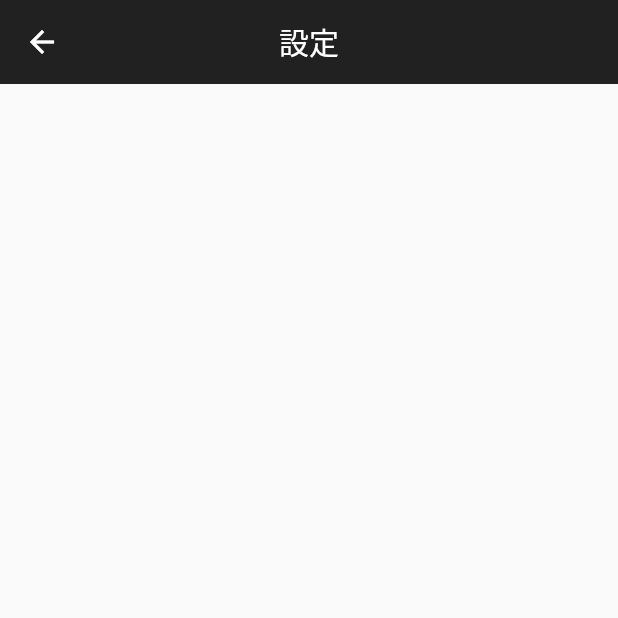
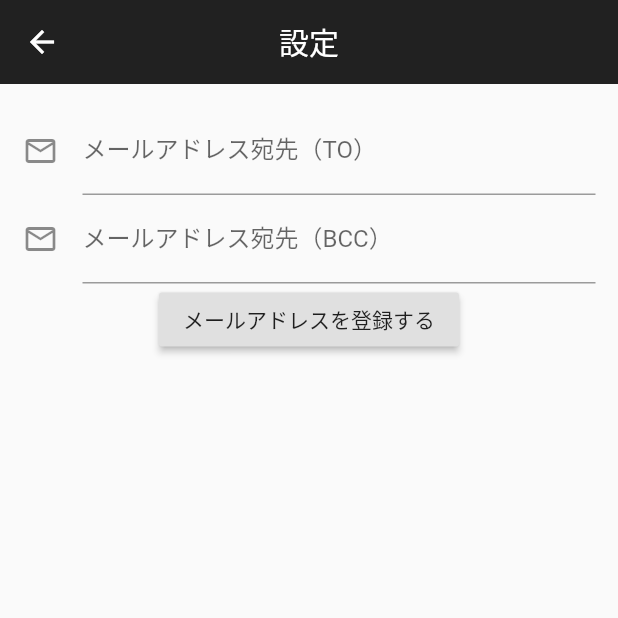
Before and after one commit to e-fumi-dev/attendance_app, a Flutter app: the screen it shows after launch, after a tap on the "settings" icon, on a phone screen of 412 x 824 dp, the top half of it. Run offline on Flutter 3.47's test engine with Material 2 defaults, Android fonts, the phone set to English and light mode, and no system bars; our stand-ins replace shared_preferences; missing offline and left inert: mailto.

Commit message:
メーラー起動時の設定内容をドロップダウンとファイルに保存しているアドレスから抽出するように修正

```diff
--- a/lib/main.dart
+++ b/lib/main.dart
@@ -3,7 +3,9 @@ import 'package:attendanceapp/main_model.dart';
 import 'package:flutter/foundation.dart';
 import 'package:flutter/material.dart';
 import 'package:provider/provider.dart';
+import 'package:shared_preferences/shared_preferences.dart';
 import 'package:url_launcher/url_launcher.dart';
+import 'package:mailto/mailto.dart';
 
 void main() {
   runApp(MyApp());
@@ -29,15 +31,12 @@ class MyHomePage extends StatefulWidget {
 }
 
 class _MyHomePageState extends State<MyHomePage> {
-  /*メーラー起動用設定
-  final Uri _emailLaunchUri = Uri(
-      scheme: 'mailto',
-      path: 'msfm0812@outlook.jp', //なにかローカルのファイルorＤＢに値を持っておく。（別画面で登録）
-      queryParameters: {
-        'subject': 'Example Subject & Symbols are allowed!',
-        'body': 'test'
-      });
-   */
+  Map<String, List<String>> _dropDownMenu = {
+    '野田太郎': [],
+    '野田次郎': [],
+    '野田三郎': []
+  };
+  String dropdownValue = '野田太郎';
 
   @override
   Widget build(BuildContext context) {
@@ -47,24 +46,35 @@ class _MyHomePageState extends State<MyHomePage> {
         appBar: Header(),
         body: Consumer<MainModel>(
           builder: (context, model, child) {
-            return Center(
+            return SingleChildScrollView(
+              child: Center(
                 child: Container(
                   padding: EdgeInsets.all(5),
                   child: Column(
                     crossAxisAlignment: CrossAxisAlignment.stretch,
                     children: <Widget>[
-                    TextField(
-                      decoration: InputDecoration(
-                        labelText: '氏名',
-                        hintText: '野田　太郎',
-                        icon: Icon(Icons.person),
+                      DropdownButton<String>(
+                        value: dropdownValue,
+                        icon: Icon(Icons.arrow_downward),
+                        iconSize: 30,
+                        elevation: 16,
+                        style: TextStyle(fontSize: 30, color: Colors.black87),
+                        underline: Container(
+                          height: 2,
+                          color: Colors.black26,
                         ),
-                      autocorrect: false,
-                      autofocus: false,
-                      keyboardType: TextInputType.text,
-                      onChanged: (text) {
-                        model.setMemberName(text);
+                        onChanged: (String newValue) {
+                          setState(() {
+                            dropdownValue = newValue;
+                          });
                         },
+                        items: _dropDownMenu.keys
+                            .map<DropdownMenuItem<String>>((String value) {
+                          return DropdownMenuItem<String>(
+                            value: value,
+                            child: Text(value),
+                          );
+                        }).toList(),
                       ),
                       Row(
                         children: <Widget>[
@@ -72,7 +82,7 @@ class _MyHomePageState extends State<MyHomePage> {
                             child: Container(
                               padding: EdgeInsets.all(10.0),
                               child: _buttonArea(Icons.wb_sunny, '出勤',
-                                Colors.blueAccent, model.memberName),
+                                  Colors.blueAccent, dropdownValue),
                             ),
                           ),
                           Expanded(
@@ -97,6 +107,7 @@ class _MyHomePageState extends State<MyHomePage> {
                     ],
                   ),
                 ),
+              ),
             );
           },
         ),
@@ -108,11 +119,6 @@ class _MyHomePageState extends State<MyHomePage> {
   // ボタン内の表示内容（アイコン、ラベル、ボタンカラー）
   Widget _buttonArea(
       IconData icon, String label, Color color, String subjectName) {
-    var email = 'test@example.com';
-    var subject = '';
-    var body = '';
-    var url = '';
-
     return RaisedButton.icon(
       icon: Icon(icon),
       label: Text(
@@ -124,12 +130,23 @@ class _MyHomePageState extends State<MyHomePage> {
       color: color,
       textColor: Colors.white,
       onPressed: () {
-        subject = '【勤怠連絡】';
-        subject = subject + subjectName;
-        body = label;
-        url = 'mailto:$email?subject=$subject&body=$body';
-        launch(url);
+        funcOpenMailComposer(label, subjectName);
       },
     );
   }
+
+  // メーラー起動メソッド
+  void funcOpenMailComposer(String label, String subjectName) async {
+    List<String> addressList = [];
+    SharedPreferences prefs = await SharedPreferences.getInstance();
+    addressList = prefs.getStringList("address");
+
+    final mailtoLink = Mailto(
+      to: [addressList[0].toString()],
+      cc: [addressList[1].toString()],
+      subject: '【勤怠連絡】' + subjectName,
+      body: label,
+    );
+    await launch('$mailtoLink');
   }
+}
--- a/lib/member_list.dart
+++ b/lib/member_list.dart
@@ -1,5 +1,6 @@
 import 'package:flutter/material.dart';
 
+//TODO shared_preferenceを利用して社員一覧の表示、追加削除を可能とする。
 class MemberListPage extends StatelessWidget {
   @override
   Widget build(BuildContext context) {
--- /dev/null
+++ b/lib/setteing_model.dart
@@ -0,0 +1,38 @@
+import 'package:flutter/material.dart';
+import 'package:shared_preferences/shared_preferences.dart';
+
+class SettingModel extends ChangeNotifier {
+  String mailAddressTo = '';
+  String mailAddressBcc = '';
+
+  void setMailAddressTo(String text) {
+    mailAddressTo = text;
+    notifyListeners();
+  }
+
+  void setMailAddressBcc(String text) {
+    mailAddressBcc = text;
+    notifyListeners();
+  }
+
+  Future setFileAddress() async {
+    List<String> addressList = [];
+    if (mailAddressTo.isEmpty) {
+      throw ('宛先のメールアドレスを入力してください');
+    }
+    SharedPreferences prefs = await SharedPreferences.getInstance();
+    addressList.add(mailAddressTo);
+    addressList.add(mailAddressBcc);
+    await prefs.setStringList("address", addressList);
+    notifyListeners();
+  }
+
+  Future readFileAddress() async {
+    List<String> addressList = [];
+    SharedPreferences prefs = await SharedPreferences.getInstance();
+    addressList = prefs.getStringList("address");
+    mailAddressTo = (addressList[0].toString() ?? '');
+    mailAddressBcc = (addressList[1].toString() ?? '');
+    notifyListeners();
+  }
+}
--- a/lib/setting.dart
+++ b/lib/setting.dart
@@ -1,14 +1,70 @@
+import 'package:attendanceapp/setteing_model.dart';
 import 'package:flutter/material.dart';
+import 'package:provider/provider.dart';
 
 class SettingPage extends StatelessWidget {
+  const SettingPage({Key key}) : super(key: key);
+
   @override
   Widget build(BuildContext context) {
-    return Scaffold(
-      appBar: AppBar(
-        title: Text('設定'),
-        backgroundColor: Colors.black87,
-        centerTitle: true,
-        elevation: 0.0,
+    TextEditingController mailToTextEditingController = TextEditingController();
+    TextEditingController mailBccTextEditingController =
+        TextEditingController();
+
+    return ChangeNotifierProvider<SettingModel>(
+      create: (_) => SettingModel()..readFileAddress(),
+      child: Scaffold(
+        appBar: AppBar(
+          title: Text('設定'),
+          backgroundColor: Colors.black87,
+          centerTitle: true,
+          elevation: 0.0,
+        ),
+        body: Consumer<SettingModel>(
+          builder: (context, model, child) {
+            mailToTextEditingController.text = model.mailAddressTo;
+            mailBccTextEditingController.text = model.mailAddressBcc;
+
+            return SingleChildScrollView(
+              child: Padding(
+                padding: const EdgeInsets.all(15.0),
+                child: Column(
+                  children: <Widget>[
+                    TextField(
+                      controller: mailToTextEditingController,
+                      decoration: InputDecoration(
+                        labelText: 'メールアドレス宛先（TO）',
+                        hintText: 'example@ex.co.jp',
+                        icon: Icon(Icons.mail_outline),
+                      ),
+                      onChanged: (text) {
+                        model.setMailAddressTo(text);
+                        //todo カーソルの制御の確認とバリデータ@が必要みたい。
+                      },
+                    ),
+                    TextField(
+                      controller: mailBccTextEditingController,
+                      decoration: InputDecoration(
+                        labelText: 'メールアドレス宛先（BCC）',
+                        hintText: 'example@ex.co.jp',
+                        icon: Icon(Icons.mail_outline),
+                      ),
+                      onChanged: (text) {
+                        model.setMailAddressBcc(text);
+                      },
+                    ),
+                    RaisedButton(
+                      child: Text('メールアドレスを登録する'),
+                      onPressed: () async {
+                        await model.setFileAddress();
+                      },
+                    ),
+                  ],
+                ),
+              ),
+            );
+          },
+        ),
       ),
     );
   }
--- a/pubspec.yaml
+++ b/pubspec.yaml
@@ -13,6 +13,8 @@ dependencies:
     sdk: flutter
   url_launcher: ^5.4.11
   provider: ^4.1.3
+  shared_preferences: ^0.5.7+3
+  mailto: ^0.2.0+1
 
 
   cupertino_icons: ^0.1.3
```
Also changed, not shown: pubspec.lock. Lines whose indentation alone changed are shown as unchanged.
